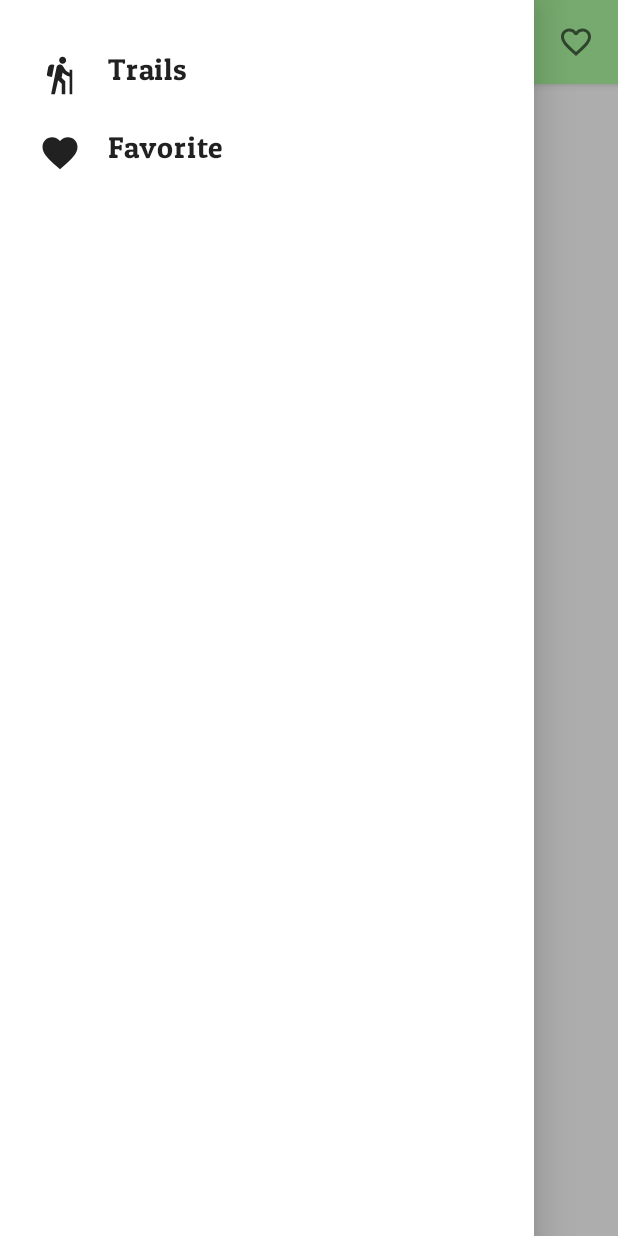
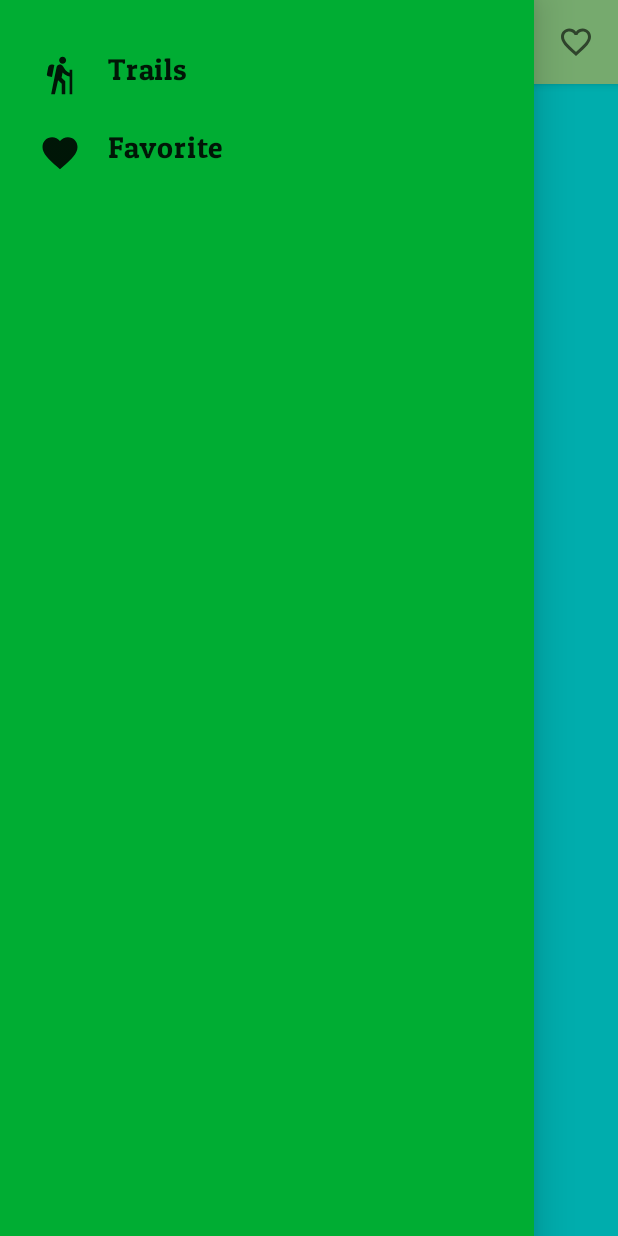
Before and after one commit to thunemn/NYCPAR, an Android app built with Jetpack Compose: the screen it shows after launch (MainActivity), after a tap on "Menu", on a phone screen of 412 x 824 dp. Run offline under Robolectric (Android 15) with nearby library versions, the phone set to English and light mode, and no system bars; our stand-ins replace accompanist; libraries missing offline, so code that uses them is left out: coil.decode; 1 statement that could not run was skipped.

Commit message:
refactor, change drawer background color

```diff
--- a/app/src/main/java/com/example/nycpar/compose/navigation/NavigationHost.kt
+++ b/app/src/main/java/com/example/nycpar/compose/navigation/NavigationHost.kt
@@ -7,7 +7,6 @@ import androidx.navigation.NavHostController
 import androidx.navigation.compose.NavHost
 import androidx.navigation.compose.composable
 import androidx.navigation.compose.rememberNavController
-import com.example.nycpar.compose.ui.HomeScreen
 import com.example.nycpar.compose.ui.TrailsScreen
 import com.example.nycpar.compose.ui.SplashScreen
 import com.example.nycpar.viewmodels.MainViewModel
@@ -27,17 +26,33 @@ fun NavigationHost(
         composable("splash") {
             SplashScreen(
                 navigateToHome = {
-                    navController.navigate("home")
+                    navController.navigate("trails")
                 }
             )
         }
-        composable("home") {
-            HomeScreen(
+        composable("trails") {
+            TrailsScreen(
                 navigateToScreen = {screen ->
 
                 },
                 viewModel = mainViewModel
             )
         }
+        composable("favorite") {
+//            FavoritesScreen(
+//                navigateToScreen = {screen ->
+//
+//                },
+//                viewModel = mainViewModel
+//            )
+        }
+        composable("details") {
+//            DetailsScreen(
+//                navigateToScreen = {screen ->
+//
+//                },
+//                viewModel = mainViewModel
+//            )
+        }
     }
 }
--- a/app/src/main/java/com/example/nycpar/compose/ui/HomeScreen.kt
+++ /dev/null
@@ -1,100 +0,0 @@
-package com.example.nycpar.compose.ui
-
-import android.annotation.SuppressLint
-import androidx.compose.foundation.background
-import androidx.compose.foundation.clickable
-import androidx.compose.foundation.layout.fillMaxWidth
-import androidx.compose.foundation.layout.padding
-import androidx.compose.material.*
-import androidx.compose.material.icons.Icons
-import androidx.compose.material.icons.filled.FavoriteBorder
-import androidx.compose.material.icons.filled.Menu
-import androidx.compose.runtime.Composable
-import androidx.compose.runtime.rememberCoroutineScope
-import androidx.compose.ui.Modifier
-import androidx.compose.ui.res.stringResource
-import androidx.compose.ui.unit.dp
-import androidx.lifecycle.viewmodel.compose.viewModel
-import com.example.nycpar.R
-import com.example.nycpar.compose.ui.components.DrawerContent
-import com.example.nycpar.compose.ui.components.StatusBar
-import com.example.nycpar.models.Screens
-import com.example.nycpar.ui.theme.PatuaOneFontFamily
-import com.example.nycpar.ui.theme.Primary
-import com.example.nycpar.viewmodels.MainViewModel
-import kotlinx.coroutines.launch
-
-@SuppressLint("UnusedMaterialScaffoldPaddingParameter")
-@Composable
-fun HomeScreen(
-    modifier: Modifier = Modifier,
-    navigateToScreen: (Screens) -> Unit,
-    viewModel: MainViewModel = viewModel()
-) {
-    StatusBar()
-
-    val scaffoldState = rememberScaffoldState(rememberDrawerState(DrawerValue.Closed))
-    val scope = rememberCoroutineScope()
-
-    val currentScreen = viewModel.currentScreen.screen
-
-    Scaffold(
-        modifier = Modifier
-            .fillMaxWidth()
-            .background(Primary),
-        scaffoldState = scaffoldState,
-        topBar = {
-            TopAppBar(
-                title = { Text(
-                    text = currentScreen,
-                    fontFamily = PatuaOneFontFamily
-                ) },
-                navigationIcon = {
-                     Icon(
-                         imageVector = Icons.Default.Menu,
-                         contentDescription = stringResource(id = R.string.menu),
-                         modifier = Modifier
-                             .padding(horizontal = 8.dp)
-                             .clickable(onClick = {
-                             scope.launch {
-                                 scaffoldState.drawerState.let { drawer ->
-                                     if(drawer.isClosed) drawer.open() else drawer.close()
-                                 }
-                             }
-                         })
-                     )
-                },
-                actions = {
-                    IconButton(onClick = { /*TODO*/ }) {
-                        Icon(Icons.Default.FavoriteBorder, stringResource(id = R.string.favorite))
-                    }
-                }
-            )
-        },
-        drawerContent = {
-            DrawerContent(
-                itemClick = { nextScreen ->
-                    //only change screen if not on current screen
-                    (currentScreen != nextScreen).let {
-                        when(nextScreen) {
-                            Screens.TRAILS.screen -> navigateToScreen(Screens.TRAILS)
-                            Screens.FAVORITES.screen -> navigateToScreen(Screens.FAVORITES)
-                        }
-                    }
-                    scope.launch {
-                        scaffoldState.drawerState.close()
-                    }
-                }
-            )
-        }
-    ) {
-        when(currentScreen) {
-            Screens.TRAILS.screen -> {
-                TrailsScreen(
-                    navigateToScreen = navigateToScreen,
-                    viewModel = viewModel
-                )
-            }
-        }
-    }
-}
--- a/app/src/main/java/com/example/nycpar/compose/ui/TrailsScreen.kt
+++ b/app/src/main/java/com/example/nycpar/compose/ui/TrailsScreen.kt
@@ -3,14 +3,22 @@ package com.example.nycpar.compose.ui
 import android.annotation.SuppressLint
 import androidx.compose.foundation.background
 import androidx.compose.foundation.layout.Box
+import androidx.compose.foundation.layout.fillMaxSize
 import androidx.compose.foundation.layout.fillMaxWidth
 import androidx.compose.material.*
 import androidx.compose.runtime.Composable
+import androidx.compose.runtime.rememberCoroutineScope
 import androidx.compose.ui.Modifier
 import androidx.compose.ui.graphics.Color
 import androidx.lifecycle.viewmodel.compose.viewModel
+import com.example.nycpar.compose.ui.components.DrawerContent
+import com.example.nycpar.compose.ui.components.NYCTopAppBar
+import com.example.nycpar.compose.ui.components.StatusBar
 import com.example.nycpar.models.Screens
+import com.example.nycpar.ui.theme.Primary
+import com.example.nycpar.ui.theme.PrimaryDark
 import com.example.nycpar.viewmodels.MainViewModel
+import kotlinx.coroutines.launch
 
 @SuppressLint("UnusedMaterialScaffoldPaddingParameter")
 @Composable
@@ -19,10 +27,48 @@ fun TrailsScreen(
     navigateToScreen: (Screens) -> Unit,
     viewModel: MainViewModel = viewModel()
 ) {
-    //show only trail screen related data - custom list
-    Box(
+    StatusBar()
+
+    val scaffoldState = rememberScaffoldState(rememberDrawerState(DrawerValue.Closed))
+    val scope = rememberCoroutineScope()
+
+    val currentScreen = viewModel.currentScreen.screen
+
+    Scaffold(
         modifier = Modifier
             .fillMaxWidth()
-            .background(Color.Cyan)
-    )
+            .background(Primary),
+        scaffoldState = scaffoldState,
+        topBar = {
+            NYCTopAppBar(
+                currentScreen,
+                scaffoldState,
+                onFavoriteClick = {
+
+            })
+        },
+        drawerContent = {
+            DrawerContent(
+                itemClick = { nextScreen ->
+                    //only change screen if not on current screen
+                    (currentScreen != nextScreen).let {
+                        when(nextScreen) {
+                            Screens.TRAILS.screen -> navigateToScreen(Screens.TRAILS)
+                            Screens.FAVORITES.screen -> navigateToScreen(Screens.FAVORITES)
+                        }
+                    }
+                    scope.launch {
+                        scaffoldState.drawerState.close()
+                    }
+                }
+            )
+        }
+    ) {
+        //show only trail screen related data - custom list
+        Box(
+            modifier = Modifier
+                .fillMaxSize()
+                .background(Color.Cyan)
+        )
+    }
 }
--- a/app/src/main/java/com/example/nycpar/compose/ui/components/DrawerContent.kt
+++ b/app/src/main/java/com/example/nycpar/compose/ui/components/DrawerContent.kt
@@ -1,5 +1,6 @@
 package com.example.nycpar.compose.ui.components
 
+import androidx.compose.foundation.background
 import androidx.compose.foundation.clickable
 import androidx.compose.foundation.layout.*
 import androidx.compose.foundation.lazy.LazyColumn
@@ -18,6 +19,7 @@ import androidx.compose.ui.unit.sp
 import com.example.nycpar.R
 import com.example.nycpar.ui.theme.Accent
 import com.example.nycpar.ui.theme.PatuaOneFontFamily
+import com.example.nycpar.ui.theme.PrimaryDark
 
 @Composable
 fun DrawerContent(
@@ -26,6 +28,8 @@ fun DrawerContent(
 ) {
     with(prepareDrawerItems()) list@ {
         Column(modifier = Modifier
+            .fillMaxSize()
+            .background(PrimaryDark)
             .padding(vertical = 24.dp)) box@ {
             for(item in this@list) {
                 Row(
--- /dev/null
+++ b/app/src/main/java/com/example/nycpar/compose/ui/components/NYCTopAppBar.kt
@@ -0,0 +1,55 @@
+package com.example.nycpar.compose.ui.components
+
+import androidx.compose.foundation.clickable
+import androidx.compose.foundation.layout.padding
+import androidx.compose.material.*
+import androidx.compose.material.icons.Icons
+import androidx.compose.material.icons.filled.FavoriteBorder
+import androidx.compose.material.icons.filled.Menu
+import androidx.compose.runtime.Composable
+import androidx.compose.runtime.rememberCoroutineScope
+import androidx.compose.ui.Modifier
+import androidx.compose.ui.res.stringResource
+import androidx.compose.ui.unit.dp
+import com.example.nycpar.R
+import com.example.nycpar.ui.theme.PatuaOneFontFamily
+import kotlinx.coroutines.launch
+
+@Composable
+fun NYCTopAppBar(
+    currentScreen: String,
+    scaffoldState: ScaffoldState,
+    onFavoriteClick: (Int) -> Unit
+) {
+    val scope = rememberCoroutineScope()
+
+    TopAppBar(
+        title = { Text(
+            text = currentScreen,
+            fontFamily = PatuaOneFontFamily
+        ) },
+        navigationIcon = {
+            Icon(
+                imageVector = Icons.Default.Menu,
+                contentDescription = stringResource(id = R.string.menu),
+                modifier = Modifier
+                    .padding(horizontal = 8.dp)
+                    .clickable(onClick = {
+                        scope.launch {
+                            scaffoldState.drawerState.let { drawer ->
+                                if (drawer.isClosed) drawer.open() else drawer.close()
+                            }
+                        }
+                    })
+            )
+        },
+        actions = {
+            IconButton(
+                onClick = {
+                    onFavoriteClick(0)
+                }) {
+                Icon(Icons.Default.FavoriteBorder, stringResource(id = R.string.favorite))
+            }
+        }
+    )
+}
```
Also changed, not shown: 1 other file.
